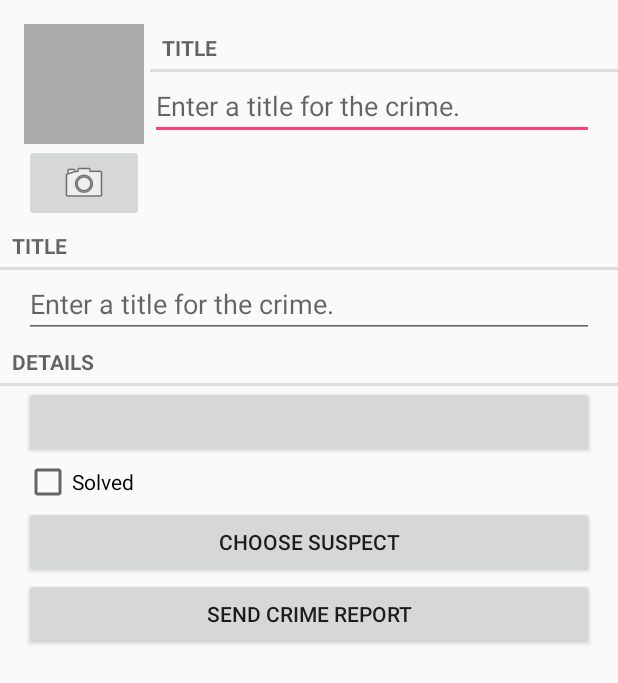
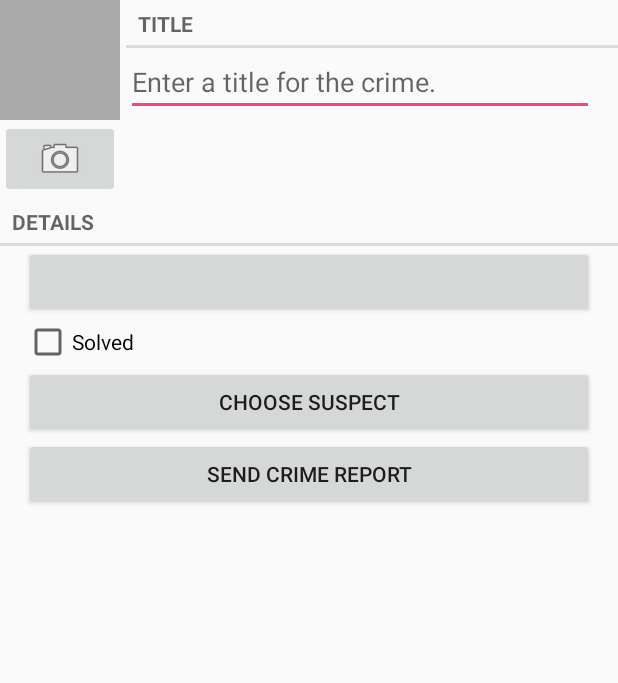
Before and after one commit to bard-cmsc374/hw03-adding-another-dialog-ma8642, an Android app: the layout fragment_crime.xml on its own in the app's theme, with its tools: preview values and no code run, on a phone screen of 412 x 824 dp. Shown: the top 683 px of the screen. Run offline under Robolectric (Android 15) with nearby library versions, the phone set to English and light mode, and no system bars.

Commit message:
Implemented up to p. 293, but I had to use a different method for include because the other method was causing the new title bar to cover all the other layout elements.

```diff
--- a/app/src/main/res/layout-land/fragment_crime.xml
+++ b/app/src/main/res/layout-land/fragment_crime.xml
@@ -5,14 +5,19 @@
     android:layout_height="wrap_content"
     >
 
-    <include layout="@layout/view_camera_and_title"/>
+    <!--<include layout="@layout/view_camera_and_title"/>-->
 
-    <TextView
+    <include android:id="@+id/title_bar"
+        android:layout_width="match_parent"
+        android:layout_height="wrap_content"
+        layout="@layout/view_camera_and_title"/>
+
+    <!--TextView
         android:layout_width="match_parent"
         android:layout_height="wrap_content"
         android:text="@string/crime_title_label"
         style="?android:listSeparatorTextViewStyle"
-        />
+        />-->
 
     <!--<EditText android:id="@+id/crime_title"-->
         <!--android:layout_width="match_parent"-->
--- a/app/src/main/res/layout/fragment_crime.xml
+++ b/app/src/main/res/layout/fragment_crime.xml
@@ -5,20 +5,26 @@
     android:orientation="vertical"
     >
 
-    <include layout="@layout/view_camera_and_title"/>
-    <TextView
+    <!--<include layout="@layout/view_camera_and_title"/>-->
+    <include android:id="@+id/title_bar"
+        android:layout_width="match_parent"
+        android:layout_height="wrap_content"
+        layout="@layout/view_camera_and_title"/>
+
+    <!--<TextView
         android:layout_width="match_parent"
         android:layout_height="wrap_content"
         android:text="@string/crime_title_label"
         style="?android:listSeparatorTextViewStyle"
-        />
-    <EditText android:id="@+id/crime_title"
+        />-->
+
+    <!--<EditText android:id="@+id/crime_title"
         android:layout_width="match_parent"
         android:layout_height="wrap_content"
         android:layout_marginLeft="16dp"
         android:layout_marginRight="16dp"
         android:hint="@string/crime_title_hint"
-        />
+        />-->
     <TextView
         android:layout_width="match_parent"
         android:layout_height="wrap_content"
```
